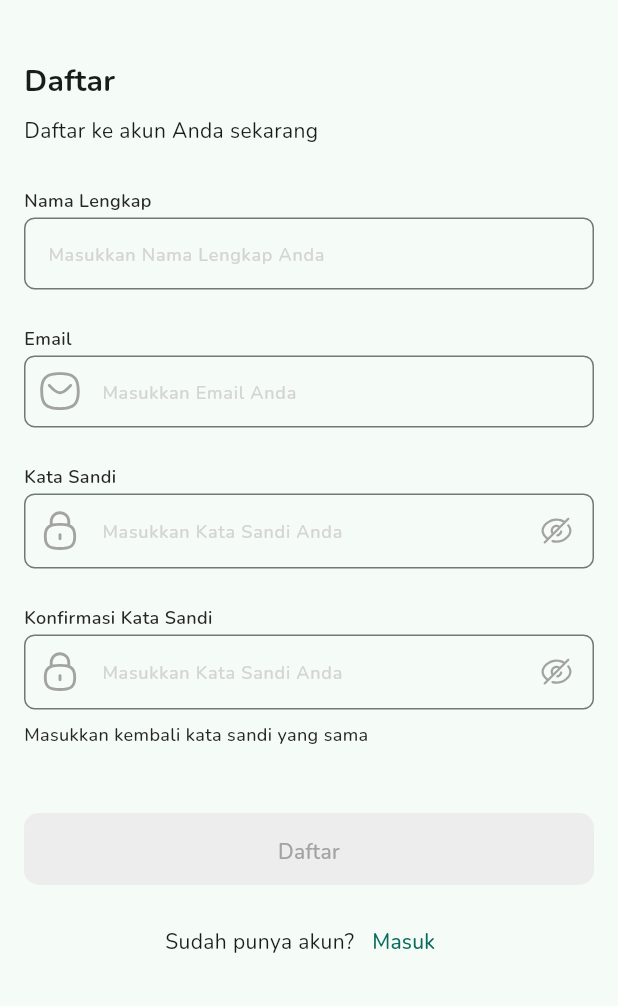
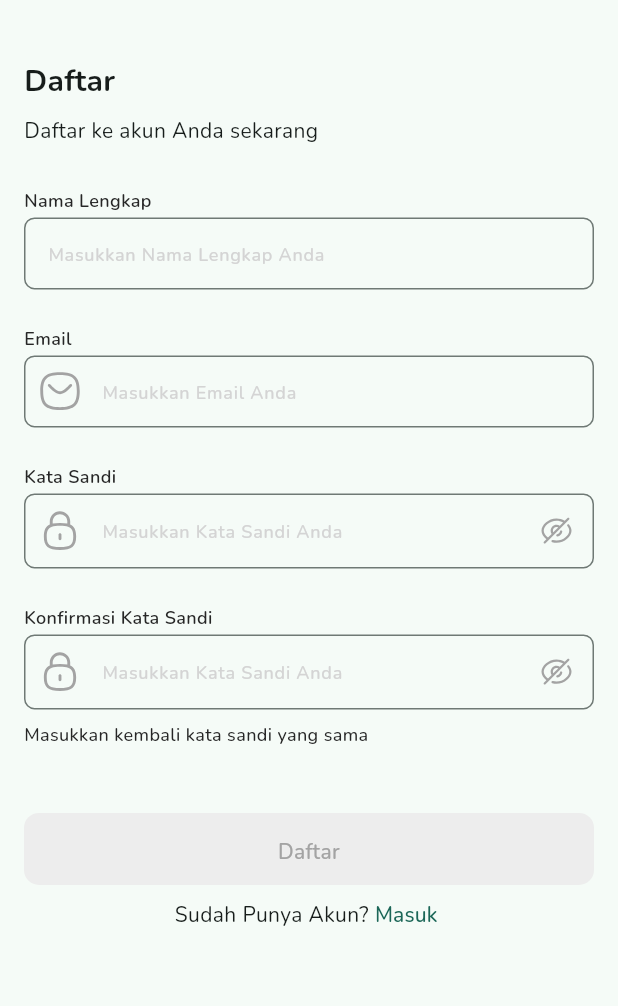
Before and after one commit to Alterra-Greeve/flutter-capstone, a Flutter app: the RegisterScreen screen opened by its route, on a phone screen of 412 x 824 dp, the part 230-1236 px from its top. Run offline on Flutter 3.47's test engine with Material 3 defaults, Android fonts, the phone set to English and light mode, and no system bars; our stand-ins replace another_flutter_splash_screen, flutter_svg, get, pin_code_fields, smooth_page_indicator.

Commit message:
Fix navigation and register button

```diff
--- a/lib/view/auth_flow/screens/forgot_password/confirmation_screen.dart
+++ b/lib/view/auth_flow/screens/forgot_password/confirmation_screen.dart
@@ -7,7 +7,6 @@ import 'package:greeve/utils/constants/colors_constant.dart';
 import 'package:greeve/utils/constants/icons_constant.dart';
 import 'package:greeve/utils/constants/routes_constant.dart';
 import 'package:greeve/utils/constants/text_styles_constant.dart';
-import 'package:greeve/view/auth_flow/screens/forgot_password/new_pass_screen.dart';
 
 class ConfirmPassScreen extends StatefulWidget {
   const ConfirmPassScreen({super.key});
--- a/lib/view/auth_flow/screens/forgot_password/forgot_password_screen.dart
+++ b/lib/view/auth_flow/screens/forgot_password/forgot_password_screen.dart
@@ -8,7 +8,6 @@ import 'package:greeve/utils/constants/images_constant.dart';
 import 'package:greeve/utils/constants/routes_constant.dart';
 import 'package:greeve/utils/constants/text_styles_constant.dart';
 import 'package:greeve/global_widgets/global_text_field_widget.dart';
-import 'package:greeve/view/auth_flow/screens/forgot_password/otp_screen.dart';
 
 class ForgotPassScreen extends StatefulWidget {
   const ForgotPassScreen({Key? key}) : super(key: key);
--- a/lib/view/auth_flow/screens/forgot_password/otp_screen.dart
+++ b/lib/view/auth_flow/screens/forgot_password/otp_screen.dart
@@ -7,7 +7,6 @@ import 'package:pin_code_fields/pin_code_fields.dart';
 import 'package:greeve/global_widgets/global_button_widget.dart';
 import 'package:greeve/utils/constants/colors_constant.dart';
 import 'package:greeve/utils/constants/text_styles_constant.dart';
-import 'package:greeve/view/auth_flow/screens/forgot_password/confirmation_screen.dart';
 
 class OtpScreen extends StatefulWidget {
   const OtpScreen({super.key});
@@ -27,7 +26,7 @@ class _OtpScreenState extends State<OtpScreen> {
             child: IconButton(
               icon: SvgPicture.asset(
                 IconsConstant.arrow,
-                color: ColorsConstant.black,
+                colorFilter: ColorFilter.mode(ColorsConstant.black, BlendMode.srcIn)
               ),
               iconSize: 24,
               onPressed: () {
--- a/lib/view/auth_flow/screens/login/login_screen.dart
+++ b/lib/view/auth_flow/screens/login/login_screen.dart
@@ -9,7 +9,6 @@ import 'package:greeve/utils/constants/images_constant.dart';
 import 'package:greeve/utils/constants/routes_constant.dart';
 import 'package:greeve/utils/constants/text_styles_constant.dart';
 import 'package:greeve/view_model/login_controller.dart';
-import 'package:greeve/view/auth_flow/screens/forgot_password/forgot_password_screen.dart';
 
 class LoginScreen extends StatefulWidget {
   const LoginScreen({super.key});
--- a/lib/view/auth_flow/screens/register/register_screen.dart
+++ b/lib/view/auth_flow/screens/register/register_screen.dart
@@ -123,27 +123,41 @@ class RegisterScreen extends StatelessWidget {
                   height: 44,
                 ),
                 RegisterButtonWidget(),
-                const SizedBox(
-                  height: 14,
-                ),
                 Center(
+                  child: SizedBox(
+                    height: 40,
                     child: Row(
                       mainAxisAlignment: MainAxisAlignment.center,
                       children: [
                         Text(
-                        'Sudah punya akun?',
+                          'Sudah Punya Akun?',
                           style: TextStylesConstant.nunitoSubtitle,
                         ),
                         TextButton(
+                          style: ButtonStyle(
+                            padding:
+                                MaterialStateProperty.all<EdgeInsetsGeometry>(
+                              const EdgeInsets.symmetric(
+                                vertical: 2,
+                                horizontal: 4,
+                              ),
+                            ),
+                            minimumSize: MaterialStateProperty.all<Size>(
+                              const Size(41, 24),
+                            ),
+                          ),
                           onPressed: () {
-                          Get.offAndToNamed(RoutesConstant.login);
+                            Get.offAllNamed(RoutesConstant.login);
                           },
                           child: Text(
                             'Masuk',
-                          style: TextStylesConstant.nunitoSubtitle,
+                            style: TextStylesConstant.nunitoSubtitle.copyWith(
+                              color: ColorsConstant.primary500,
                             ),
-                      )
+                          ),
+                        ),
                       ],
+                    ),
                   ),
                 ),
               ],
--- a/lib/view/introduction/screens/on_boarding_screen.dart
+++ b/lib/view/introduction/screens/on_boarding_screen.dart
@@ -3,7 +3,6 @@ import 'package:get/get.dart';
 import 'package:greeve/utils/constants/colors_constant.dart';
 import 'package:greeve/utils/constants/routes_constant.dart';
 import 'package:greeve/utils/constants/text_styles_constant.dart';
-import 'package:greeve/view/auth_flow/screens/login/login_screen.dart';
 import 'package:greeve/view/introduction/screens/screen_one.dart';
 import 'package:greeve/view/introduction/screens/screen_three.dart';
 import 'package:greeve/view/introduction/screens/screen_two.dart';
```
Lines whose indentation alone changed are shown as unchanged.
